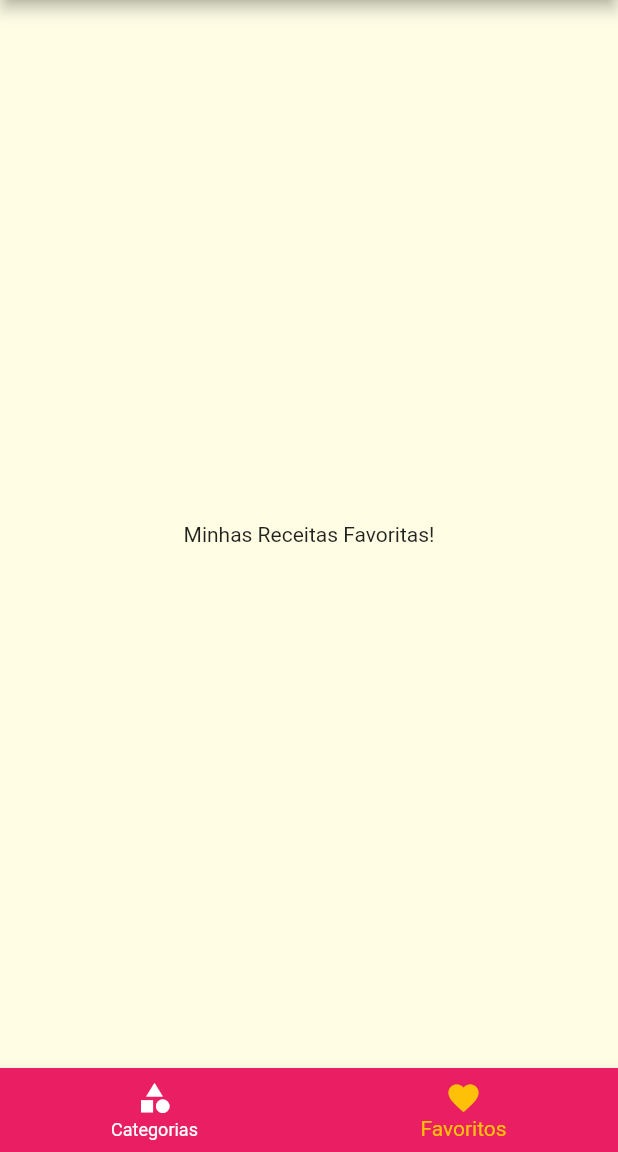
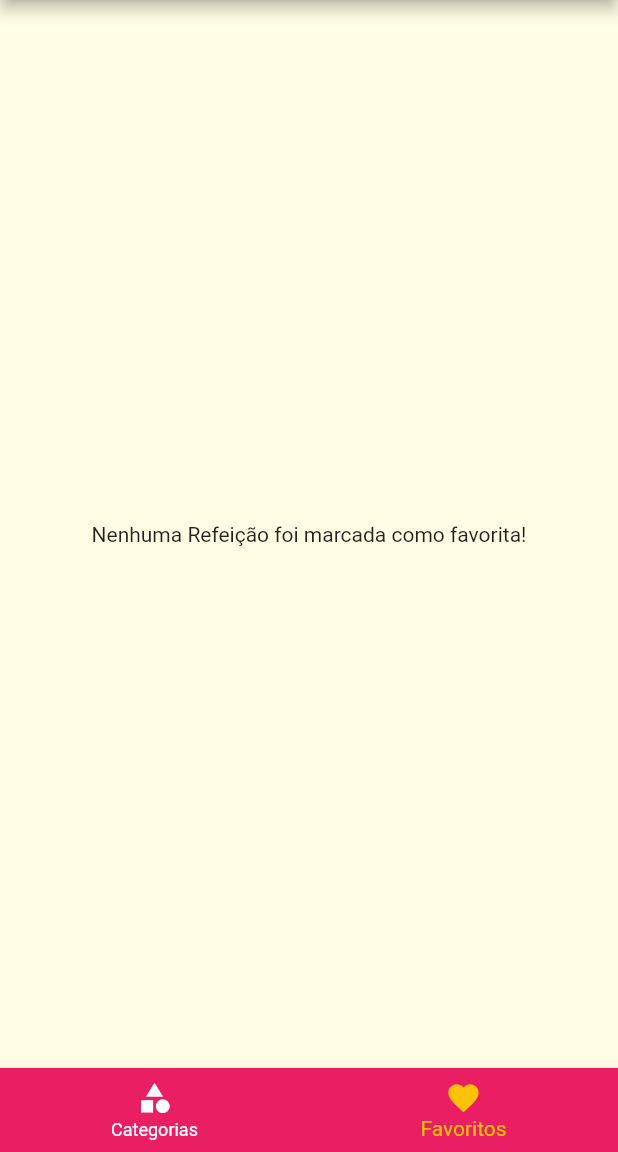
Before and after one commit to kaysophia05/project-meals-app, a Flutter app: the screen it shows after launch, item 2 of the bottom bar chosen, on a phone screen of 412 x 824 dp, the part 84-1236 px from its top. Run offline on Flutter 3.47's test engine with Material 2 defaults, Android fonts, the phone set to English and light mode, and no system bars.

Commit message:
"ajustes-finais"

```diff
--- a/lib/main.dart
+++ b/lib/main.dart
@@ -26,20 +26,41 @@ class MyApp extends StatefulWidget {
 
 class _MyAppState extends State<MyApp> {
   List<Meal> _avaiableMeals = dummyMeals;
+  List<Meal> _favoriteMeals = [];
 
+  // Instância da classe Settings é criada e armazenada na variável settings.
+  // A classe Settings contém os valores iniciais para as opções de filtros (como as configurações padrão).
+  Settings settings = Settings();
+
+  //metodo
   void _filterMeals(Settings settings) {
     setState(() {
+      //var
+      this.settings = settings;
+
       _avaiableMeals = dummyMeals.where((meal) {
         final filterGluten = settings.isGlutenFree && !meal.isGlutenFree;
         final filterLactose = settings.isLactoseFree && !meal.isLactoseFree;
         final filterVegan = settings.isVegan && !meal.isVegan;
         final filterVegetarian = settings.isVegetarian && !meal.isVegetarian;
-        return !filterVegetarian &&
+        return !filterGluten &&
             !filterLactose &&
             !filterVegan &&
             !filterVegetarian;
       }).toList();
     });
+  }
+
+  void _toggleFavorite(Meal meal) {
+    setState(() {
+      _favoriteMeals.contains(meal)
+          ? _favoriteMeals.remove(meal)
+          : _favoriteMeals.add(meal);
+    });
+  }
+
+  bool _isFavorite(Meal meal) {
+    return _favoriteMeals.contains(meal);
   }
 
   @override
@@ -60,20 +81,20 @@ class _MyAppState extends State<MyApp> {
             ),
       ),
       //Definindo as rotas
+      //colocando uma constante criada das rotas para n ser preciso ficar digitando o link
       routes: {
-        //TabsScreen = CategoriesScreen + FavoriteScreen
-        //colocando uma constante criada das rotas para n ser preciso ficar digitando o link
-        AppRoutes.HOME: (context) => TabsScreen(),
+        AppRoutes.HOME: (context) => TabsScreen(_favoriteMeals),
         AppRoutes.CATEGORIES_MEALS: (context) =>
             CategoriesMealsScreen(_avaiableMeals),
-        AppRoutes.MEAL_DETAILS: (context) => MealDetailsScreen(),
-        AppRoutes.SETTINGS: (context) => SettingsScreen(_filterMeals)
+        AppRoutes.MEAL_DETAILS: (context) =>
+            MealDetailsScreen(_isFavorite, _toggleFavorite),
+        AppRoutes.SETTINGS: (context) => SettingsScreen(settings, _filterMeals)
       },
 
       onUnknownRoute: (settings) {
         return MaterialPageRoute(
           builder: (_) {
-            return CategoriesScreen();
+            return const CategoriesScreen();
           },
         );
       },
--- a/lib/screens/favorite_screen.dart
+++ b/lib/screens/favorite_screen.dart
@@ -1,12 +1,25 @@
 import 'package:flutter/material.dart';
+import '../models/meal.dart';
+import '../components/meal_item.dart';
 
 class FavoriteScreen extends StatelessWidget {
-  const FavoriteScreen({super.key});
+  const FavoriteScreen(this.favoriteMeals, {super.key});
+
+  final List<Meal> favoriteMeals;
 
   @override
   Widget build(BuildContext context) {
-    return const Center(
-      child: Text('Minhas Receitas Favoritas!'),
-    );
+    if (favoriteMeals.isEmpty) {
+      return const Center(
+        child: Text('Nenhuma Refeição foi marcada como favorita!'),
+      );
+    } else {
+      return ListView.builder(
+        itemCount: favoriteMeals.length,
+        itemBuilder: ((context, index) {
+          return MealItem(favoriteMeals[index]);
+        }),
+      );
+    }
   }
 }
--- a/lib/screens/tabs.screen.dart
+++ b/lib/screens/tabs.screen.dart
@@ -4,9 +4,11 @@ import 'package:flutter/material.dart';
 import './cadegories_screen.dart';
 import './favorite_screen.dart';
 import '../components/main_drawer.dart';
+import '../models/meal.dart';
 
 class TabsScreen extends StatefulWidget {
-  const TabsScreen({super.key});
+  const TabsScreen(this.favoriteMeals, {super.key});
+  final List<Meal> favoriteMeals;
 
   @override
   State<TabsScreen> createState() => _TabsScreenState();
@@ -15,12 +17,22 @@ class TabsScreen extends StatefulWidget {
 class _TabsScreenState extends State<TabsScreen> {
   //LISTA DE TELAS
   //Lista de maps que contem em cada item uma string TITULO e o object/widget TELA
-  //Lista usada no title do appbar e no body
-  //É pela manipulação do index (_selectedScreenIndex) que uma determinado TITULO ou TELA irá ser exposto no app
-  final List<Map<String, Object>> _screens = [
-    {'title': 'Lista de Categorias', 'screen': const CategoriesScreen()},
-    {'title': 'Meus Favoritos', 'screen': const FavoriteScreen()},
-  ];
+  List<Map<String, Object>>? _screens;
+
+  @override
+  void initState() {
+    super.initState();
+    _screens = [
+      {
+        'title': 'Lista de Categorias',
+        'screen': const CategoriesScreen(),
+      },
+      {
+        'title': 'Meus Favoritos',
+        'screen': FavoriteScreen(widget.favoriteMeals),
+      },
+    ];
+  }
 
   int _selectedScreenIndex = 0;
   _selectScreen(int index) {
@@ -33,14 +45,15 @@ class _TabsScreenState extends State<TabsScreen> {
   Widget build(BuildContext context) {
     return Scaffold(
       appBar: AppBar(
-        title: Text(_screens[_selectedScreenIndex]['title'] as String),
+        //index (_selectedScreenIndex) ('title'): Garante que o Title que está sendo perccorrido lista de 'screens' seja exposto
+        title: Text(_screens![_selectedScreenIndex]['title'] as String),
       ),
-      body: _screens[_selectedScreenIndex]['screen'] as Widget,
-      drawer: MainDrawer(),
+      //index (_selectedScreenIndex) ('screen'): Garante que a tela que está sendo perccorrida lista de 'screens' seja exposta
+      body: _screens![_selectedScreenIndex]['screen'] as Widget,
+      drawer: const MainDrawer(),
       bottomNavigationBar: BottomNavigationBar(
-        //OnTap passa o index como argumento, sendo 0 ou 1
-        //se categorias é clicado = index 0 é passado
-        //se favoritos é clicado = index 1 é passado
+        //OnTap passa o index como argumento para a função, sendo 0 ou 1
+        //categorias= index 0 é passado - favoritos = index 1 é passado
         onTap: _selectScreen,
         backgroundColor: Theme.of(context).colorScheme.primary,
         selectedItemColor: Theme.of(context).colorScheme.secondary,
--- a/lib/utils/app_routes.dart
+++ b/lib/utils/app_routes.dart
@@ -1,3 +1,4 @@
+//Declaração de Rotas Nomeadas
 class AppRoutes {
   static const HOME = '/';
   static const CATEGORIES_MEALS = '/categories-meals';
@@ -5,4 +6,3 @@ class AppRoutes {
   static const SETTINGS = '/settings';
 }
 //Na tela CategoriesMealsScreen, o código pode acessar a categoria selecionada através do objeto category obtido dos argumentos
-//Declarando as rotas
```
Also changed, not shown: lib/screens/meals_details_screen.dart (+14 -6 lines), lib/screens/settings_screen.dart (+26 -16 lines).
